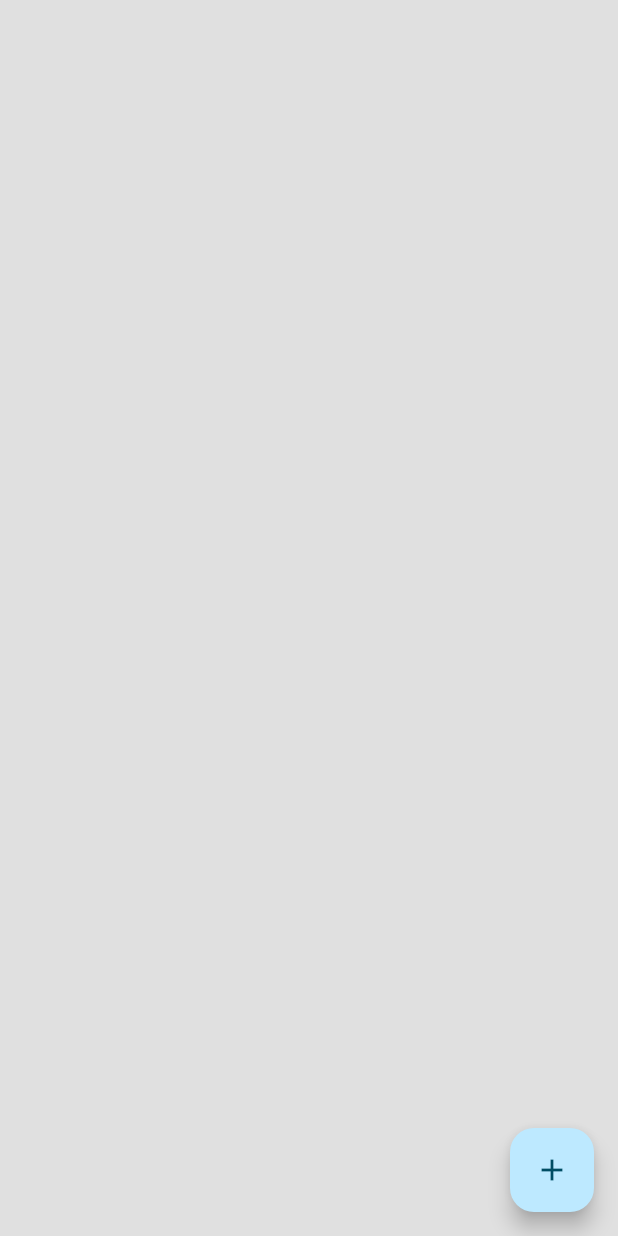
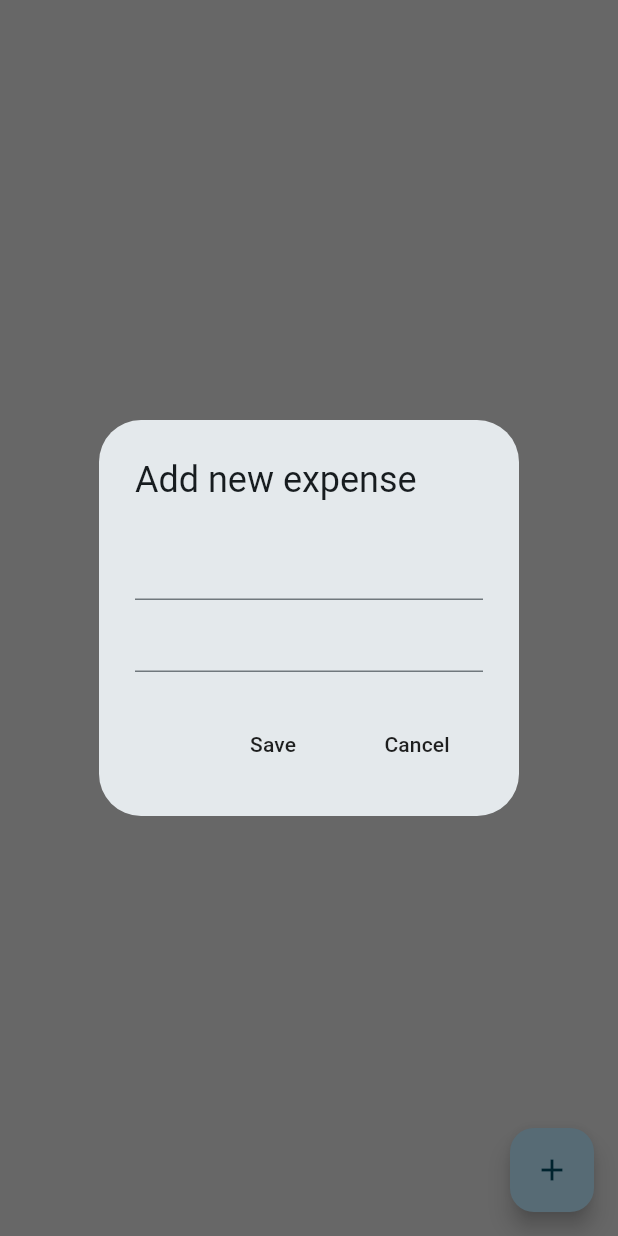
Before and after one commit to Tulio-Rangel/control_de_gastos, a Flutter app: the screen it shows after launch, after a tap on the "add" icon, on a phone screen of 412 x 824 dp. Run offline on Flutter 3.47's test engine with Material 2 defaults, Android fonts, the phone set to English and light mode, and no system bars.

Commit message:
add provider package and create dialog to add new expense

```diff
--- a/lib/pages/home_page.dart
+++ b/lib/pages/home_page.dart
@@ -8,8 +8,52 @@ class HomePage extends StatefulWidget {
 }
 
 class _HomePageState extends State<HomePage> {
+  // Text controlles
+  final newExpenseNameController = TextEditingController();
+  final newExpenseAmountController = TextEditingController();
+
   // Add new expense
-  void addNewExpense() {}
+  void addNewExpense() {
+    showDialog(
+      context: context,
+      builder: (context) => AlertDialog(
+          title: Text('Add new expense'),
+          content: Column(
+            mainAxisSize: MainAxisSize.min,
+            children: [
+              // Expense name
+              TextField(
+                controller: newExpenseNameController,
+              ),
+
+              // Expense amount
+              TextField(
+                controller: newExpenseAmountController,
+              )
+            ],
+          ),
+          actions: [
+            // Save button
+            MaterialButton(
+              onPressed: save,
+              child: Text('Save'),
+            ),
+
+            // Cancel button
+            MaterialButton(
+              onPressed: cancel,
+              child: Text('Cancel'),
+            ),
+          ]),
+    );
+  }
+
+  // Save
+  void save() {}
+
+  // Cancel
+  void cancel() {}
+
   @override
   Widget build(BuildContext context) {
     return Scaffold(
--- a/pubspec.yaml
+++ b/pubspec.yaml
@@ -33,6 +33,7 @@ dependencies:
     sdk: flutter
   cupertino_icons: ^1.0.2
   shared_preferences: ^2.0.12
+  provider:
 
 dev_dependencies:
   flutter_test:
```
Also changed, not shown: pubspec.lock.
